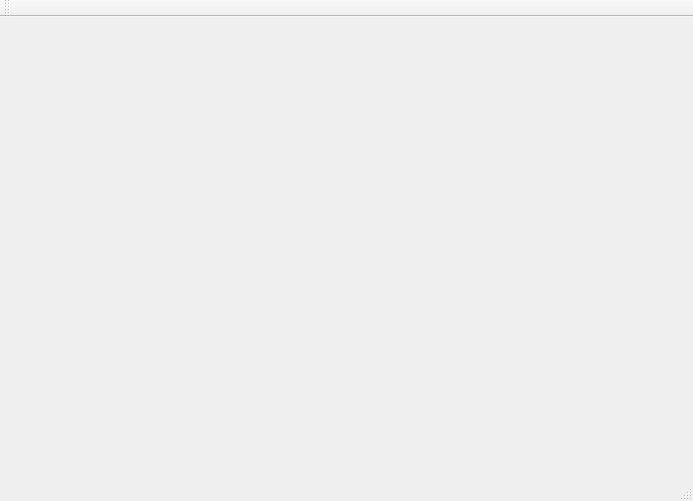
First picture: the form in ViewerQt/viewerqt.ui, repository Sektor527/Theseus, before the edit.
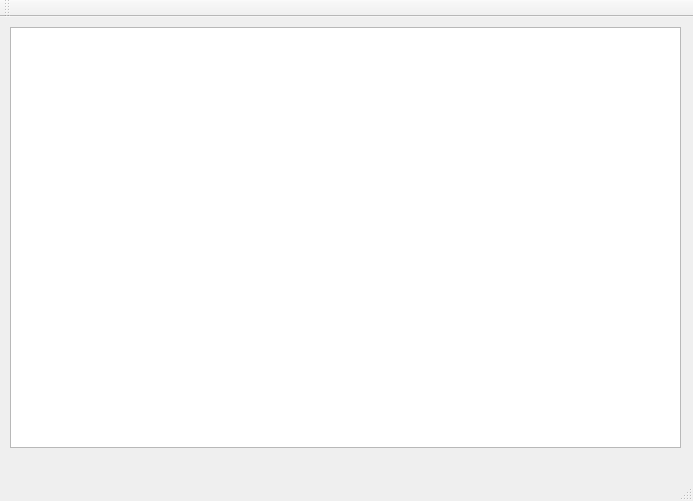
Second picture: the form after the edit.

```diff
--- a/ViewerQt/viewerqt.ui
+++ b/ViewerQt/viewerqt.ui
@@ -16,7 +16,18 @@
   <property name="dockOptions">
    <set>QMainWindow::AnimatedDocks</set>
   </property>
-  <widget class="QWidget" name="centralWidget"/>
+  <widget class="QWidget" name="centralWidget">
+   <widget class="QGraphicsView" name="graphicsView">
+    <property name="geometry">
+     <rect>
+      <x>10</x>
+      <y>10</y>
+      <width>671</width>
+      <height>421</height>
+     </rect>
+    </property>
+   </widget>
+  </widget>
   <widget class="QMenuBar" name="menuBar">
    <property name="geometry">
     <rect>
```
